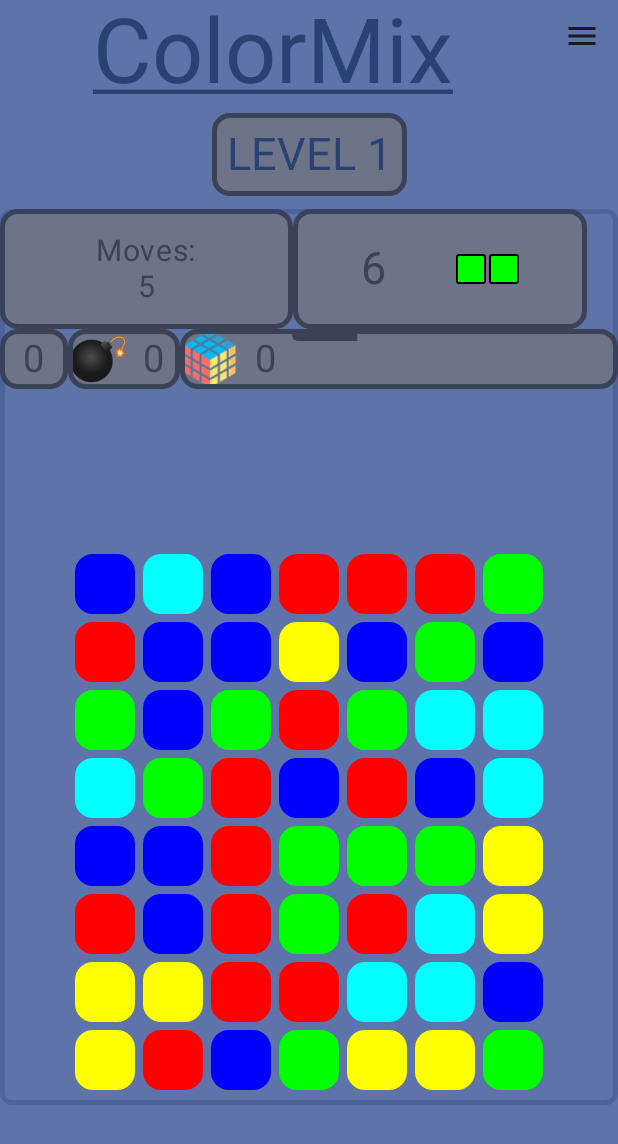
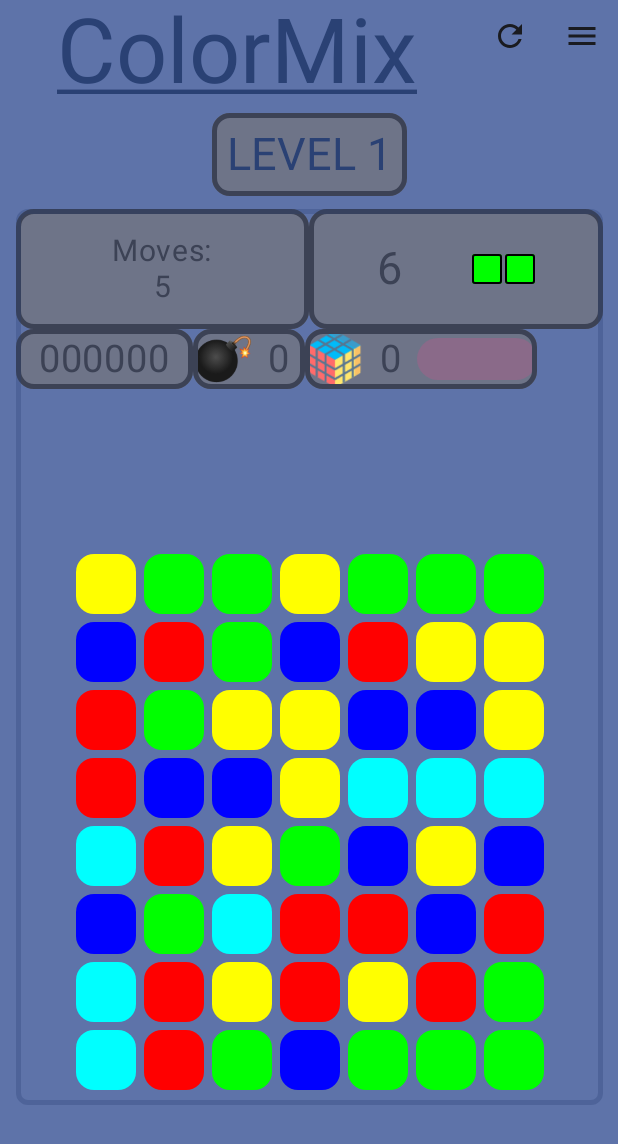
Before and after one commit to Bezes13/ColorMix, an Android app built with Jetpack Compose: the screen it shows after launch (MainActivity), after a tap on "PLAY", on a phone screen of 412 x 824 dp. Shown: the top 1144 px of the screen. Run offline under Robolectric (Android 15) with nearby library versions, the light colour scheme and no system bars; our stand-ins replace Dagger/Hilt's generated code; 1 statement that could not run was skipped.

Commit message:
Bug Fixing

```diff
--- a/app/src/main/java/com/games/colormix/data/LevelInfo.kt
+++ b/app/src/main/java/com/games/colormix/data/LevelInfo.kt
@@ -29,7 +29,7 @@ fun LevelInfo.estimateMoves(): Int {
     var moves = 1
     this.quests.forEach { moves += it.getMoveEstimation() }
     moves += this.specialBlocks.filter { it.specialType == SpecialType.Rock }.size
-    moves += this.specialBlocks.filter { it.specialType == SpecialType.Box }.size * 1.5.toInt()
+    moves += (this.specialBlocks.filter { it.specialType == SpecialType.Box }.size * 1.5).toInt()
     moves += (this.specialBlocks.filter { it.specialType == SpecialType.OpenBox }.size * 1)
     return moves
 }
--- a/app/src/main/java/com/games/colormix/game/DraggableItem.kt
+++ b/app/src/main/java/com/games/colormix/game/DraggableItem.kt
@@ -3,31 +3,38 @@ package com.games.colormix.game
 import android.content.ClipData
 import android.content.Intent
 import androidx.annotation.DrawableRes
+import androidx.compose.animation.core.TweenSpec
+import androidx.compose.animation.core.animateFloatAsState
 import androidx.compose.foundation.ExperimentalFoundationApi
 import androidx.compose.foundation.Image
 import androidx.compose.foundation.draganddrop.dragAndDropSource
 import androidx.compose.foundation.gestures.detectTapGestures
 import androidx.compose.foundation.layout.Row
-import androidx.compose.foundation.layout.height
+import androidx.compose.foundation.layout.fillMaxHeight
 import androidx.compose.foundation.layout.padding
 import androidx.compose.foundation.layout.size
+import androidx.compose.foundation.layout.width
 import androidx.compose.foundation.shape.RoundedCornerShape
 import androidx.compose.material.LinearProgressIndicator
 import androidx.compose.material3.MaterialTheme
 import androidx.compose.material3.Text
 import androidx.compose.runtime.Composable
+import androidx.compose.runtime.getValue
+import androidx.compose.ui.Alignment
 import androidx.compose.ui.Modifier
 import androidx.compose.ui.draganddrop.DragAndDropTransferData
 import androidx.compose.ui.draw.clip
 import androidx.compose.ui.res.painterResource
+import androidx.compose.ui.tooling.preview.Preview
 import androidx.compose.ui.unit.dp
 import androidx.compose.ui.unit.sp
+import com.games.colormix.R
 
 @OptIn(ExperimentalFoundationApi::class)
 @Composable
 fun DraggableItem(label: String, count: Int, @DrawableRes res: Int, progress: Float?=null) {
     LevelInfoCard {
-        Row {
+        Row (verticalAlignment = Alignment.CenterVertically){
             Image(
                 painter = painterResource(id = res),
                 contentDescription = label,
@@ -54,15 +61,29 @@ fun DraggableItem(label: String, count: Int, @DrawableRes res: Int, progress: Fl
                 modifier = Modifier.padding(vertical = 5.dp, horizontal = 10.dp)
             )
             if(progress != null){
+                val animatedPoints by animateFloatAsState(
+                    animationSpec = TweenSpec(500),
+                    targetValue = progress,
+                    label = "points",
+                    finishedListener = {}
+                )
+
                 LinearProgressIndicator(
-                    progress = 0.2f,
-                    color = MaterialTheme.colorScheme.secondary,
+                    progress = animatedPoints,
+                    color = MaterialTheme.colorScheme.tertiary,
                     modifier = Modifier
-                        .height(8.dp)
+                        .fillMaxHeight(0.7f)
+                        .width(80.dp)
                         .clip(RoundedCornerShape(16.dp)),
-                    backgroundColor = MaterialTheme.colorScheme.secondaryContainer
+                    backgroundColor = MaterialTheme.colorScheme.tertiaryContainer
                 )
             }
         }
     }
 }
+
+@Preview
+@Composable
+fun PreviewDraggableItem(){
+    DraggableItem(label = "b", count = 3, res = R.drawable.rubik, 0.5f)
+}
--- a/app/src/main/java/com/games/colormix/main/MainScreen.kt
+++ b/app/src/main/java/com/games/colormix/main/MainScreen.kt
@@ -13,6 +13,7 @@ import androidx.compose.foundation.layout.height
 import androidx.compose.foundation.layout.padding
 import androidx.compose.material.icons.Icons
 import androidx.compose.material.icons.filled.Menu
+import androidx.compose.material.icons.filled.Refresh
 import androidx.compose.material3.Icon
 import androidx.compose.material3.IconButton
 import androidx.compose.material3.MaterialTheme
@@ -145,9 +146,16 @@ fun MainScreenContent(
                 ),
                 textAlign = TextAlign.Center
             )
-            IconButton(onClick = { navigate(Screen.HOME.name) }) {
-                Icon(Icons.Default.Menu, stringResource(R.string.menu))
+            Row {
+                IconButton(onClick = { eventListener(MainViewEvent.Retry) }) {
+                Icon(Icons.Default.Refresh, stringResource(R.string.menu))
             }
+                IconButton(onClick = { navigate(Screen.HOME.name) }) {
+                    Icon(Icons.Default.Menu, stringResource(R.string.menu))
+                }
+
+            }
+
         }
         LevelInfoCard {
             Text(
@@ -180,13 +188,13 @@ fun MainScreenContent(
                     ) {
                         LevelInfoCard {
                             Text(
-                                text = animatedPoints.toString(),
+                                text = animatedPoints.toString().padStart(6,'0'),
                                 fontSize = 25.sp,
                                 modifier = Modifier.padding(vertical = 5.dp, horizontal = 15.dp)
                             )
                         }
                         DraggableItem("bomb", bombCount, R.drawable.bomb )
-                        DraggableItem(label = "rubik", count = rubikCount, R.drawable.rubik, blocksAcc / RUBIK_GAIN_MULTI_BLOCK.toFloat())
+                        DraggableItem(label = "rubik", count = rubikCount, R.drawable.rubik, blocksAcc.toFloat() / RUBIK_GAIN_MULTI_BLOCK.toFloat())
                     }
                 }
 
```
Also changed, not shown: app/src/main/java/com/games/colormix/main/MainViewModel.kt (+3 -6 lines).
